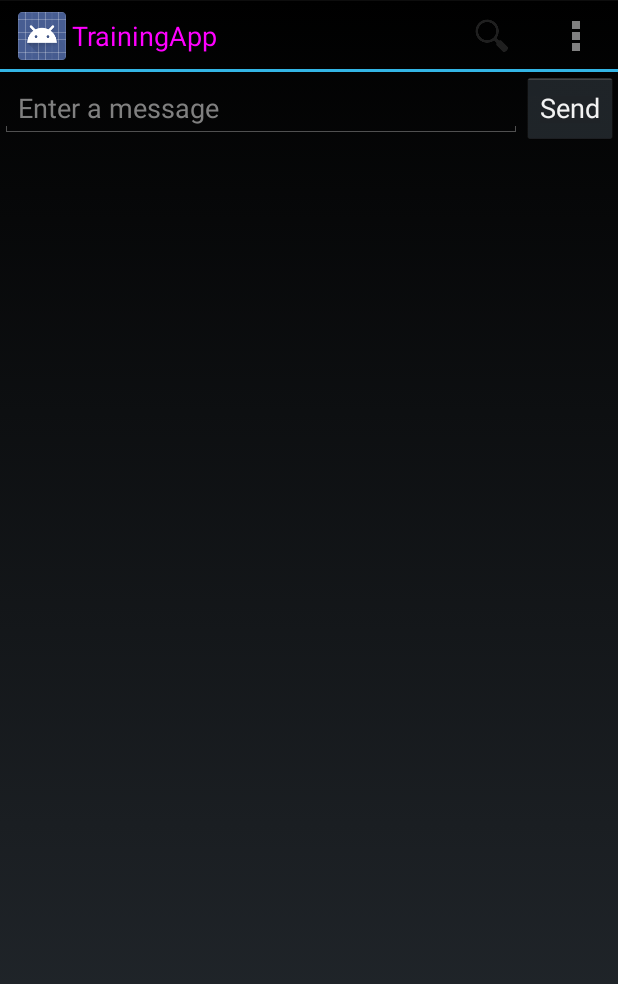
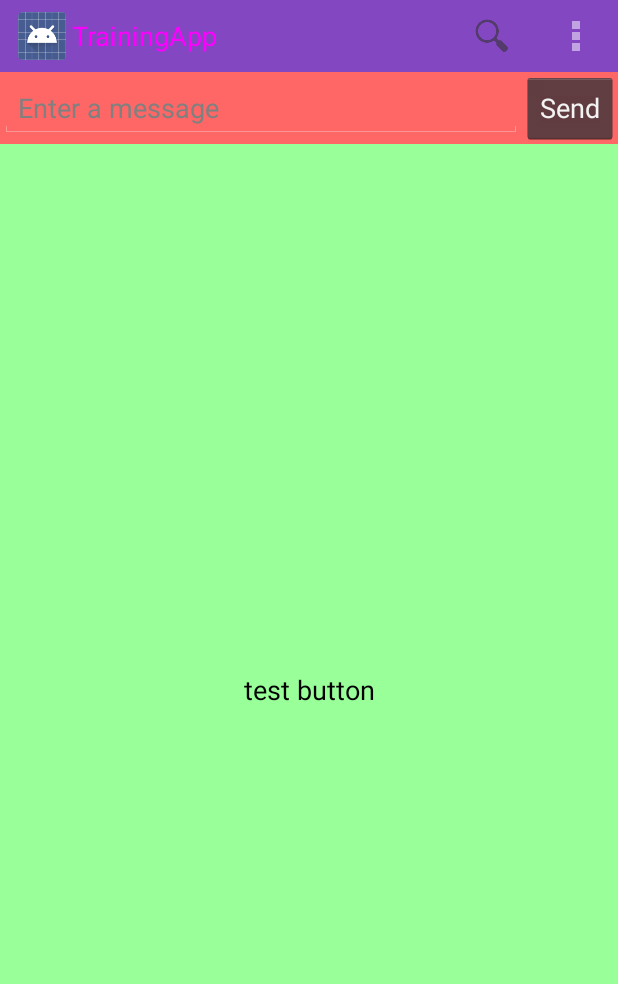
Before and after one commit to headzero/AndroidTraining, an Android app: the screen it shows after launch (MainActivity), on a phone screen of 412 x 824 dp. Shown: the top 984 px of the screen. Run offline under Robolectric (Android 15) with nearby library versions, the phone set to English and light mode, and no system bars.

Commit message:
Supporting Difference Devices - 완료.

```diff
--- a/TrainingApp/app/src/main/java/net/zero/trainingapp/MainActivity.java
+++ b/TrainingApp/app/src/main/java/net/zero/trainingapp/MainActivity.java
@@ -1,11 +1,13 @@
 package net.zero.trainingapp;
 
+import android.app.ActionBar;
 import android.app.Activity;
 import android.content.Intent;
 import android.os.Bundle;
 import android.view.Menu;
 import android.view.MenuItem;
 import android.view.View;
+import android.widget.Button;
 import android.widget.EditText;
 
 
@@ -17,6 +19,21 @@ public class MainActivity extends Activity {
     protected void onCreate(Bundle savedInstanceState) {
         super.onCreate(savedInstanceState);
         setContentView(R.layout.activity_main);
+
+        Button testButton = (Button) findViewById(R.id.test_button);
+        testButton.setOnClickListener(new View.OnClickListener() {
+            @Override
+            public void onClick(View v) {
+                switch(v.getId()){
+                    case R.id.test_button :
+                        v.setSelected(!v.isSelected());
+                        ActionBar actionBar = getActionBar();
+                        actionBar.hide();
+                        break;
+                }
+
+            }
+        });
     }
 
 
--- /dev/null
+++ b/TrainingApp/app/src/main/res/drawable/button_selecetor.xml
@@ -0,0 +1,7 @@
+<?xml version="1.0" encoding="utf-8"?>
+<selector xmlns:android="http://schemas.android.com/apk/res/android">
+    <item android:state_pressed="true" android:drawable="@color/button_pressed"/>
+    <item android:state_enabled="false" android:drawable="@color/button_disabled"/>
+    <item android:state_selected="true" android:drawable="@color/button_selected"/>
+    <item android:drawable="@color/button_normal"/>
+</selector>
--- /dev/null
+++ b/TrainingApp/app/src/main/res/layout-land/activity_main.xml
@@ -0,0 +1,28 @@
+<LinearLayout xmlns:android="http://schemas.android.com/apk/res/android"
+    android:layout_width="match_parent"
+    android:layout_height="match_parent"
+    android:background="@color/button_pressed"
+    android:orientation="vertical"
+    android:paddingTop="?android:attr/actionBarSize">
+
+
+    <EditText
+        android:id="@+id/edit_message"
+        android:layout_width="match_parent"
+        android:layout_height="wrap_content"
+        android:hint="@string/edit_message" />
+
+    <Button
+        android:layout_width="wrap_content"
+        android:layout_height="wrap_content"
+        android:onClick="sendMessage"
+        android:text="@string/button_send" />
+
+    <Button
+        android:id="@+id/test_button"
+        android:layout_width="match_parent"
+        android:layout_height="match_parent"
+        android:background="@drawable/button_selecetor"
+        android:text="@string/test_button_string"
+        android:textColor="#000" />
+</LinearLayout>
--- a/TrainingApp/app/src/main/res/layout/activity_main.xml
+++ b/TrainingApp/app/src/main/res/layout/activity_main.xml
@@ -1,20 +1,34 @@
 <LinearLayout xmlns:android="http://schemas.android.com/apk/res/android"
     android:layout_width="match_parent"
     android:layout_height="match_parent"
-    android:orientation="horizontal"
-    >
+    android:orientation="vertical"
+    android:paddingTop="?android:attr/actionBarSize"
+    android:background="@color/button_selected">
 
-    <EditText
-        android:id="@+id/edit_message"
-        android:layout_weight="1"
-        android:layout_width="0dp"
+    <LinearLayout
+        android:layout_width="match_parent"
         android:layout_height="wrap_content"
-        android:hint="@string/edit_message"
-        />
+        android:orientation="horizontal">
+
+        <EditText
+            android:id="@+id/edit_message"
+            android:layout_width="0dp"
+            android:layout_height="wrap_content"
+            android:layout_weight="1"
+            android:hint="@string/edit_message" />
+
+        <Button
+            android:layout_width="wrap_content"
+            android:layout_height="wrap_content"
+            android:onClick="sendMessage"
+            android:text="@string/button_send" />
+    </LinearLayout>
 
     <Button
-        android:layout_width="wrap_content"
-        android:layout_height="wrap_content"
-        android:text="@string/button_send"
-        android:onClick="sendMessage"/>
+        android:id="@+id/test_button"
+        android:layout_width="match_parent"
+        android:layout_height="match_parent"
+        android:text="@string/test_button_string"
+        android:textColor="#000"
+        android:background="@drawable/button_selecetor"/>
 </LinearLayout>
--- a/TrainingApp/app/src/main/res/values/colors.xml
+++ b/TrainingApp/app/src/main/res/values/colors.xml
@@ -1,5 +1,10 @@
 <?xml version="1.0" encoding="utf-8"?>
 <resources>
-    <color name="background_color">#ED6F22</color>
+    button_pressed    <color name="background_color">#ED6F22</color>
     <color name="actionbar_text">#FF00FF</color>
+
+    <color name="button_normal">#99ff99</color>
+    <color name="button_pressed">#6666ff</color>
+    <color name="button_selected">#ff6666</color>
+    <color name="button_disabled">#666666</color>
 </resources>
--- a/TrainingApp/app/src/main/res/values/strings.xml
+++ b/TrainingApp/app/src/main/res/values/strings.xml
@@ -10,4 +10,6 @@
     <string name="title_activity_display_message">DisplayMessageActivity</string>
     <string name="hello_world">Hello world!</string>
 
+    <string name="test_button_string">test button</string>
+
 </resources>
--- a/TrainingApp/app/src/main/res/values/themes.xml
+++ b/TrainingApp/app/src/main/res/values/themes.xml
@@ -5,10 +5,13 @@
         <item name="android:actionBarStyle">@style/myActionBar</item>
         <item name="android:actionBarTabTextStyle">@style/MyActionBarTabText</item>
         <item name="android:actionMenuTextColor">@color/actionbar_text</item>
+        <item name="android:windowActionBarOverlay">true</item>
+
     </style>
 
     <style name="myActionBar" parent="@android:style/Widget.Holo.ActionBar">
         <item name="android:titleTextStyle">@style/MyActionBarTitleText</item>
+        <item name="android:background">#993333ff</item>
     </style>
 
     <style name="MyActionBarTitleText" parent="@android:style/TextAppearance.Holo.Widget.ActionBar.Title">
```
Also changed, not shown: 1 other file.
